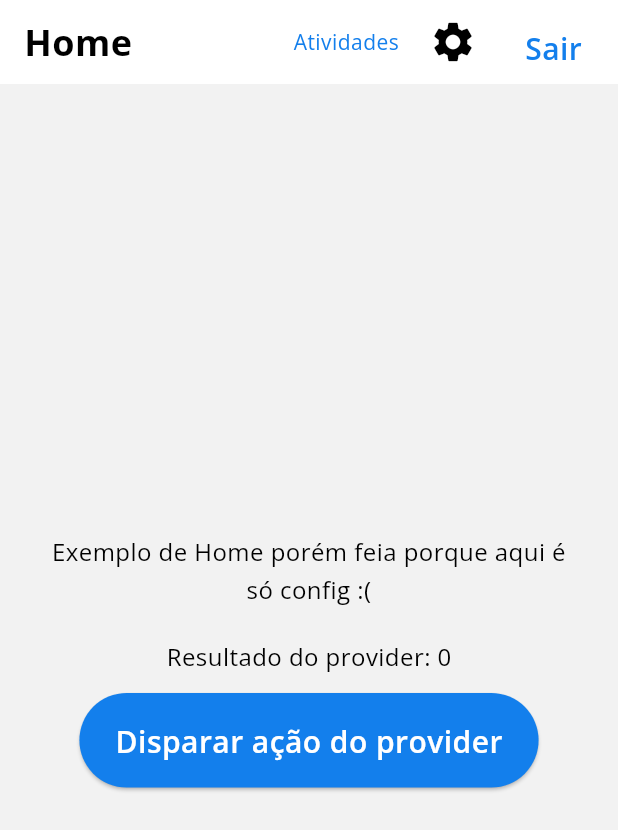
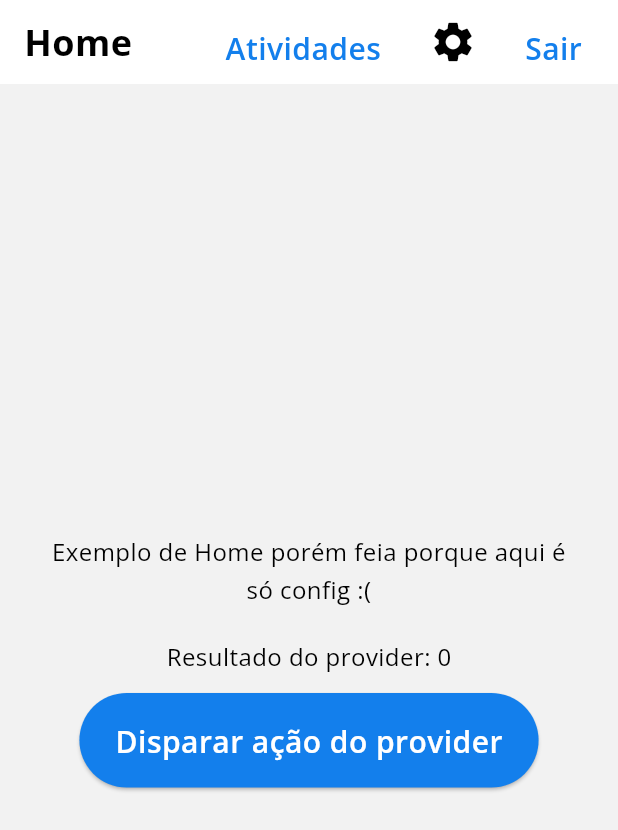
Before and after one commit to M0nicaVaz/fiap_hackathon, a Flutter app: the AppShell screen opened by its route, on a phone screen of 412 x 824 dp. Shown: the top 830 px of the screen. Run offline on Flutter 3.47's test engine with Material 3 defaults, Android fonts, the phone set to English and light mode, and no system bars; our stand-ins replace cloud_firestore, firebase_auth, firebase_core, get_it, go_router, shared_preferences; accounts and stored records are empty.

Commit message:
fix: Botão invisível quando em tema de alto contraste

```diff
--- a/lib/app/presentation/app_shell.dart
+++ b/lib/app/presentation/app_shell.dart
@@ -23,9 +23,10 @@ class AppShell extends StatelessWidget {
             kToolbarHeight + ((ds.scale.fontScale - 1.0) * 40).clamp(0.0, 60.0),
         title: const Text('Home'),
         actions: [
-          TextButton(
+          DSButton(
+            variant: DSButtonVariant.ghost,
             onPressed: () => context.push(AppRoutes.activities),
-            child: const Text('Atividades'),
+            label: 'Atividades',
           ),
           DSIconButton(
             size: DSIconSize.lg,
```
